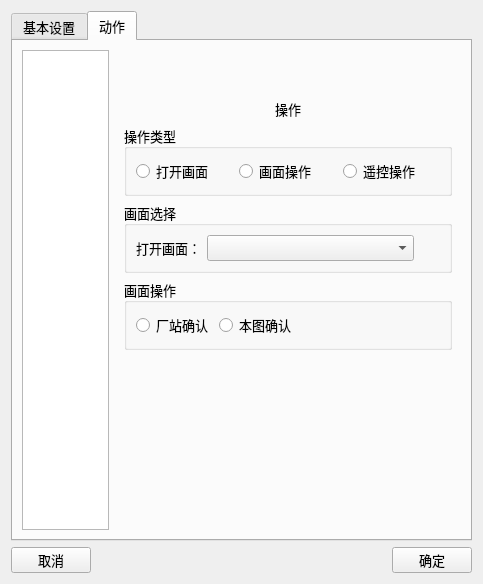
Above: h5base/h5basehelp/UI/relaypage.ui from rcshuangw/graph before the change. Below: the same form after it.
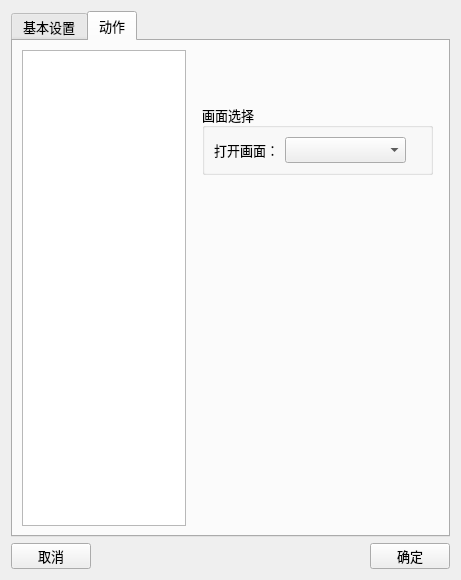
That is the form after the change. The open tabs and pages were chosen to show the change.

Diff of the .ui file:
```diff
--- a/h5base/h5basehelp/UI/relaypage.ui
+++ b/h5base/h5basehelp/UI/relaypage.ui
@@ -6,8 +6,8 @@
    <rect>
     <x>0</x>
     <y>0</y>
-    <width>483</width>
-    <height>584</height>
+    <width>461</width>
+    <height>530</height>
    </rect>
   </property>
   <property name="font">
@@ -23,7 +23,7 @@
    <item>
     <widget class="QTabWidget" name="tabWidget">
      <property name="currentIndex">
-      <number>0</number>
+      <number>1</number>
      </property>
      <widget class="QWidget" name="tab">
       <attribute name="title">
@@ -426,14 +426,14 @@
       <attribute name="title">
        <string>动作</string>
       </attribute>
-      <layout class="QVBoxLayout" name="verticalLayout_16">
+      <layout class="QVBoxLayout" name="verticalLayout">
        <item>
-        <layout class="QHBoxLayout" name="horizontalLayout_9" stretch="1,4">
+        <layout class="QHBoxLayout" name="horizontalLayout" stretch="2,3">
          <item>
           <widget class="QListWidget" name="listWidget">
            <property name="minimumSize">
             <size>
-             <width>50</width>
+             <width>0</width>
              <height>0</height>
             </size>
            </property>
@@ -442,116 +442,18 @@
          <item>
           <widget class="QStackedWidget" name="stackedWidget">
            <property name="currentIndex">
-            <number>0</number>
+            <number>2</number>
            </property>
            <widget class="QWidget" name="page">
-            <layout class="QVBoxLayout" name="verticalLayout_15">
-             <item>
-              <layout class="QVBoxLayout" name="verticalLayout_13" stretch="0,0,0,0,0,1">
-               <item>
-                <spacer name="verticalSpacer_3">
-                 <property name="orientation">
-                  <enum>Qt::Vertical</enum>
-                 </property>
-                 <property name="sizeHint" stdset="0">
-                  <size>
-                   <width>20</width>
-                   <height>40</height>
-                  </size>
-                 </property>
-                </spacer>
-               </item>
-               <item>
-                <layout class="QHBoxLayout" name="horizontalLayout">
-                 <item>
-                  <spacer name="horizontalSpacer">
-                   <property name="orientation">
-                    <enum>Qt::Horizontal</enum>
-                   </property>
-                   <property name="sizeHint" stdset="0">
-                    <size>
-                     <width>128</width>
-                     <height>20</height>
-                    </size>
-                   </property>
-                  </spacer>
-                 </item>
-                 <item>
-                  <widget class="QLabel" name="label">
-                   <property name="minimumSize">
-                    <size>
-                     <width>0</width>
-                     <height>0</height>
-                    </size>
-                   </property>
-                   <property name="text">
-                    <string>操作</string>
-                   </property>
-                  </widget>
-                 </item>
-                 <item>
-                  <spacer name="horizontalSpacer_2">
-                   <property name="orientation">
-                    <enum>Qt::Horizontal</enum>
-                   </property>
-                   <property name="sizeHint" stdset="0">
-                    <size>
-                     <width>108</width>
-                     <height>20</height>
-                    </size>
-                   </property>
-                  </spacer>
-                 </item>
-                </layout>
-               </item>
-               <item>
-                <widget class="QGroupBox" name="groupBox_3">
-                 <property name="title">
-                  <string>操作类型</string>
-                 </property>
-                 <layout class="QVBoxLayout" name="verticalLayout">
-                  <item>
-                   <layout class="QHBoxLayout" name="horizontalLayout_2">
-                    <item>
-                     <widget class="QRadioButton" name="openGraphRadio">
-                      <property name="minimumSize">
-                       <size>
-                        <width>0</width>
-                        <height>20</height>
-                       </size>
-                      </property>
-                      <property name="text">
-                       <string>打开画面</string>
-                      </property>
-                     </widget>
-                    </item>
-                    <item>
-                     <widget class="QRadioButton" name="picOperRadio">
-                      <property name="minimumSize">
-                       <size>
-                        <width>0</width>
-                        <height>20</height>
-                       </size>
-                      </property>
-                      <property name="text">
-                       <string>画面操作</string>
-                      </property>
-                     </widget>
-                    </item>
-                    <item>
-                     <widget class="QRadioButton" name="relayRadio">
-                      <property name="text">
-                       <string>遥控操作</string>
-                      </property>
-                     </widget>
-                    </item>
-                   </layout>
-                  </item>
-                 </layout>
-                </widget>
-               </item>
-               <item>
                 <widget class="QGroupBox" name="groupBox_2">
+             <property name="geometry">
+              <rect>
+               <x>10</x>
+               <y>54</y>
+               <width>231</width>
+               <height>71</height>
+              </rect>
+             </property>
                  <property name="title">
                   <string>画面选择</string>
                  </property>
@@ -592,132 +494,17 @@
                   </item>
                  </layout>
                 </widget>
-               </item>
-               <item>
-                <widget class="QGroupBox" name="groupBox">
-                 <property name="title">
-                  <string>画面操作</string>
-                 </property>
-                 <layout class="QVBoxLayout" name="verticalLayout_14">
-                  <item>
-                   <layout class="QHBoxLayout" name="horizontalLayout_4">
-                    <item>
-                     <widget class="QRadioButton" name="stationConfirmRadio">
-                      <property name="minimumSize">
-                       <size>
-                        <width>0</width>
-                        <height>20</height>
-                       </size>
-                      </property>
-                      <property name="text">
-                       <string>厂站确认</string>
-                      </property>
-                     </widget>
-                    </item>
-                    <item>
-                     <widget class="QRadioButton" name="graphComfirmRadio">
-                      <property name="minimumSize">
-                       <size>
-                        <width>0</width>
-                        <height>20</height>
-                       </size>
-                      </property>
-                      <property name="text">
-                       <string>本图确认</string>
-                      </property>
-                     </widget>
-                    </item>
-                    <item>
-                     <spacer name="horizontalSpacer_6">
-                      <property name="orientation">
-                       <enum>Qt::Horizontal</enum>
-                      </property>
-                      <property name="sizeHint" stdset="0">
-                       <size>
-                        <width>118</width>
-                        <height>20</height>
-                       </size>
-                      </property>
-                     </spacer>
-                    </item>
-                   </layout>
-                  </item>
-                 </layout>
-                </widget>
-               </item>
-               <item>
-                <spacer name="verticalSpacer_4">
-                 <property name="orientation">
-                  <enum>Qt::Vertical</enum>
-                 </property>
-                 <property name="sizeHint" stdset="0">
-                  <size>
-                   <width>20</width>
-                   <height>40</height>
-                  </size>
-                 </property>
-                </spacer>
-               </item>
-              </layout>
-             </item>
-            </layout>
            </widget>
            <widget class="QWidget" name="page_2">
-            <layout class="QVBoxLayout" name="verticalLayout_17">
-             <item>
-              <layout class="QVBoxLayout" name="verticalLayout_3" stretch="0,0,0,1">
-               <item>
-                <spacer name="verticalSpacer">
-                 <property name="orientation">
-                  <enum>Qt::Vertical</enum>
-                 </property>
-                 <property name="sizeHint" stdset="0">
-                  <size>
-                   <width>20</width>
-                   <height>40</height>
-                  </size>
-                 </property>
-                </spacer>
-               </item>
-               <item>
-                <layout class="QHBoxLayout" name="horizontalLayout_5">
-                 <item>
-                  <spacer name="horizontalSpacer_3">
-                   <property name="orientation">
-                    <enum>Qt::Horizontal</enum>
-                   </property>
-                   <property name="sizeHint" stdset="0">
-                    <size>
-                     <width>128</width>
-                     <height>20</height>
-                    </size>
-                   </property>
-                  </spacer>
-                 </item>
-                 <item>
-                  <widget class="QLabel" name="label_3">
-                   <property name="text">
-                    <string>遥控</string>
-                   </property>
-                  </widget>
-                 </item>
-                 <item>
-                  <spacer name="horizontalSpacer_7">
-                   <property name="orientation">
-                    <enum>Qt::Horizontal</enum>
-                   </property>
-                   <property name="sizeHint" stdset="0">
-                    <size>
-                     <width>128</width>
-                     <height>20</height>
-                    </size>
-                   </property>
-                  </spacer>
-                 </item>
-                </layout>
-               </item>
-               <item>
                 <widget class="QGroupBox" name="groupBox_4">
+             <property name="geometry">
+              <rect>
+               <x>10</x>
+               <y>54</y>
+               <width>231</width>
+               <height>126</height>
+              </rect>
+             </property>
                  <property name="title">
                   <string>遥控</string>
                  </property>
@@ -841,16 +628,58 @@
                   </item>
                  </layout>
                 </widget>
+           </widget>
+           <widget class="QWidget" name="page_3">
+            <widget class="QGroupBox" name="groupBox">
+             <property name="geometry">
+              <rect>
+               <x>10</x>
+               <y>54</y>
+               <width>231</width>
+               <height>70</height>
+              </rect>
+             </property>
+             <property name="title">
+              <string>画面操作</string>
+             </property>
+             <layout class="QVBoxLayout" name="verticalLayout_14">
+              <item>
+               <layout class="QHBoxLayout" name="horizontalLayout_4">
+                <item>
+                 <widget class="QRadioButton" name="stationConfirmRadio">
+                  <property name="minimumSize">
+                   <size>
+                    <width>0</width>
+                    <height>20</height>
+                   </size>
+                  </property>
+                  <property name="text">
+                   <string>厂站确认</string>
+                  </property>
+                 </widget>
                </item>
                <item>
-                <spacer name="verticalSpacer_2">
+                 <widget class="QRadioButton" name="graphComfirmRadio">
+                  <property name="minimumSize">
+                   <size>
+                    <width>0</width>
+                    <height>20</height>
+                   </size>
+                  </property>
+                  <property name="text">
+                   <string>本图确认</string>
+                  </property>
+                 </widget>
+                </item>
+                <item>
+                 <spacer name="horizontalSpacer_6">
                  <property name="orientation">
-                  <enum>Qt::Vertical</enum>
+                   <enum>Qt::Horizontal</enum>
                  </property>
                  <property name="sizeHint" stdset="0">
                   <size>
-                   <width>20</width>
-                   <height>40</height>
+                    <width>118</width>
+                    <height>20</height>
                   </size>
                  </property>
                 </spacer>
@@ -858,6 +687,7 @@
               </layout>
              </item>
             </layout>
+            </widget>
            </widget>
           </widget>
          </item>
```
Lines whose indentation alone changed are shown as unchanged.
